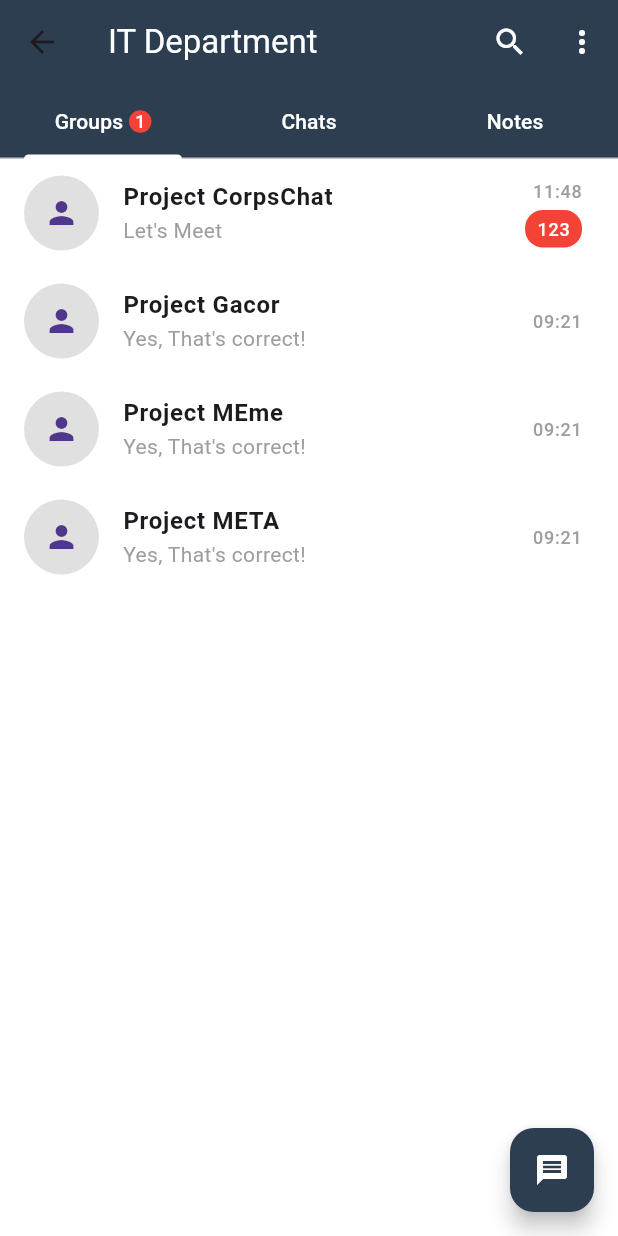
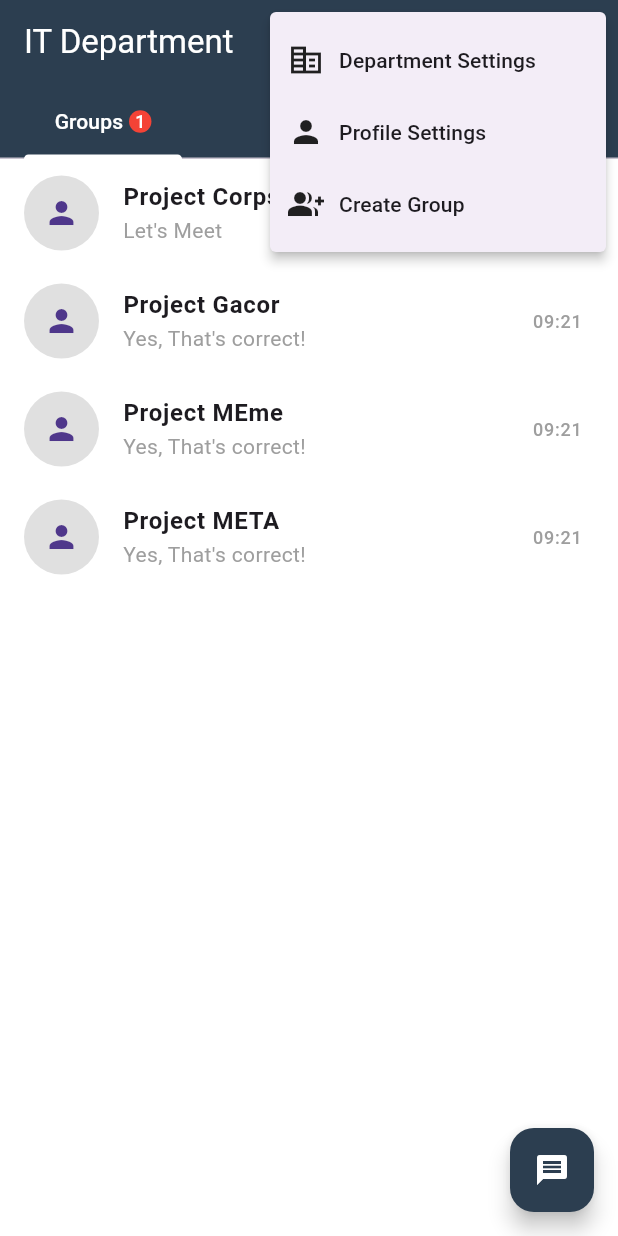
Before and after one commit to 2bd4-pbp-01/chatting_ui, a Flutter app: the ChatScreen screen opened directly, after a tap on the "more vert" icon, on a phone screen of 412 x 824 dp. Run offline on Flutter 3.47's test engine with Material 3 defaults, Android fonts, the phone set to English and light mode, and no system bars.

Commit message:
Update chat_screen.dart titik 3 sudah berfungsi

```diff
--- a/lib/chat_screen.dart
+++ b/lib/chat_screen.dart
@@ -1,4 +1,7 @@
 import 'package:flutter/material.dart';
+import 'departement_settings.dart';
+import 'profile_settings.dart';
+import 'creategroup.dart';
 
 class ChatScreen extends StatefulWidget {
   const ChatScreen({super.key});
@@ -43,6 +46,7 @@ class _ChatScreenState extends State<ChatScreen> {
       child: Scaffold(
         backgroundColor: Colors.white,
         appBar: AppBar(
+          automaticallyImplyLeading: false, // Menghapus tombol back
           backgroundColor: const Color(0xFF2C3E50),
           title: const Text(
             'IT Department',
@@ -53,9 +57,68 @@ class _ChatScreenState extends State<ChatScreen> {
               icon: const Icon(Icons.search, color: Colors.white),
               onPressed: () {},
             ),
-            IconButton(
+            PopupMenuButton<String>(
               icon: const Icon(Icons.more_vert, color: Colors.white),
-              onPressed: () {},
+              onSelected: (String choice) {
+                switch (choice) {
+                  case 'Department Settings':
+                    Navigator.push(
+                      context,
+                      MaterialPageRoute(
+                        builder: (context) => const DepartmentSettingsScreen(),
+                      ),
+                    );
+                    break;
+                  case 'Profile Settings':
+                    Navigator.push(
+                      context,
+                      MaterialPageRoute(
+                        builder: (context) => const ProfileSettingsScreen(),
+                      ),
+                    );
+                    break;
+                  case 'Create Group':
+                    Navigator.push(
+                      context,
+                      MaterialPageRoute(
+                        builder: (context) => CreateGroupScreen(),
+                      ),
+                    );
+                    break;
+                }
+              },
+              itemBuilder: (BuildContext context) => <PopupMenuEntry<String>>[
+                PopupMenuItem<String>(
+                  value: 'Department Settings',
+                  child: Row(
+                    children: [
+                      const Icon(Icons.corporate_fare, color: Colors.black87),
+                      const SizedBox(width: 10),
+                      const Text('Department Settings'),
+                    ],
+                  ),
+                ),
+                PopupMenuItem<String>(
+                  value: 'Profile Settings',
+                  child: Row(
+                    children: [
+                      const Icon(Icons.person, color: Colors.black87),
+                      const SizedBox(width: 10),
+                      const Text('Profile Settings'),
+                    ],
+                  ),
+                ),
+                PopupMenuItem<String>(
+                  value: 'Create Group',
+                  child: Row(
+                    children: [
+                      const Icon(Icons.group_add, color: Colors.black87),
+                      const SizedBox(width: 10),
+                      const Text('Create Group'),
+                    ],
+                  ),
+                ),
+              ],
             ),
           ],
           bottom: PreferredSize(
@@ -69,7 +132,8 @@ class _ChatScreenState extends State<ChatScreen> {
                     child: Row(
                       mainAxisAlignment: MainAxisAlignment.center,
                       children: [
-                        const Text('Groups', style: TextStyle(color: Colors.white)),
+                        const Text('Groups',
+                            style: TextStyle(color: Colors.white)),
                         const SizedBox(width: 4),
                         Container(
                           padding: const EdgeInsets.all(4),
@@ -154,7 +218,7 @@ class ProjectListTile extends StatelessWidget {
       leading: CircleAvatar(
         radius: 25,
         backgroundColor: Colors.grey[300],
-        child: const Icon(Icons.person),  // Placeholder for actual image
+        child: const Icon(Icons.person), // Placeholder for actual image
       ),
       title: Text(
         project.title,
```
